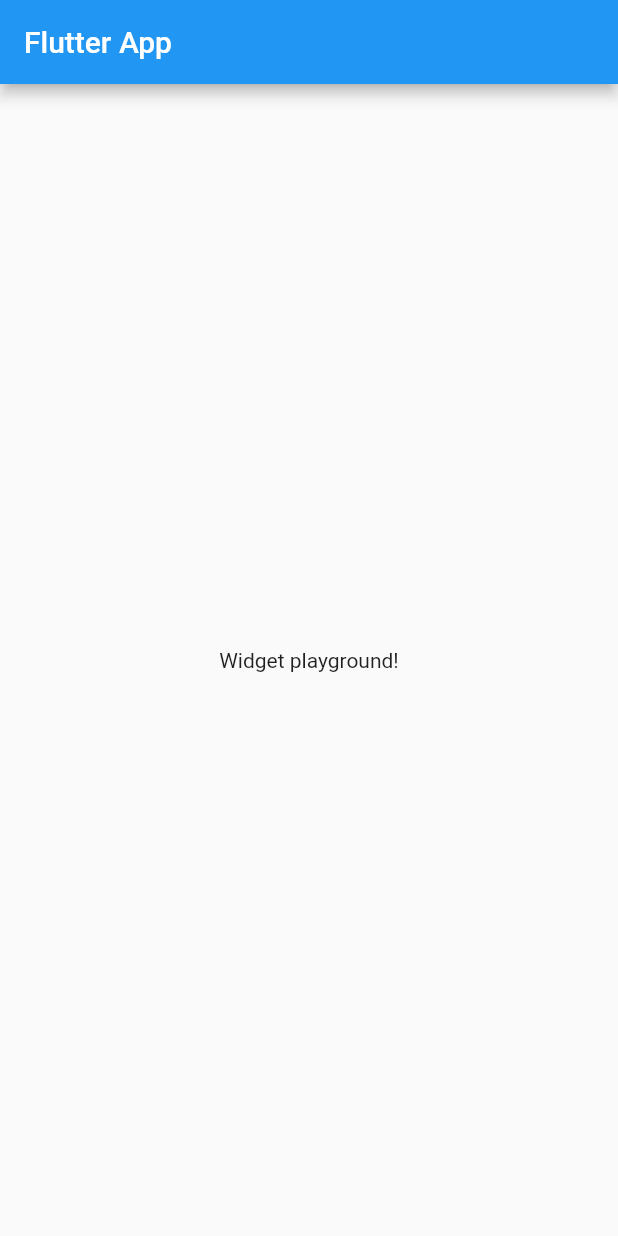
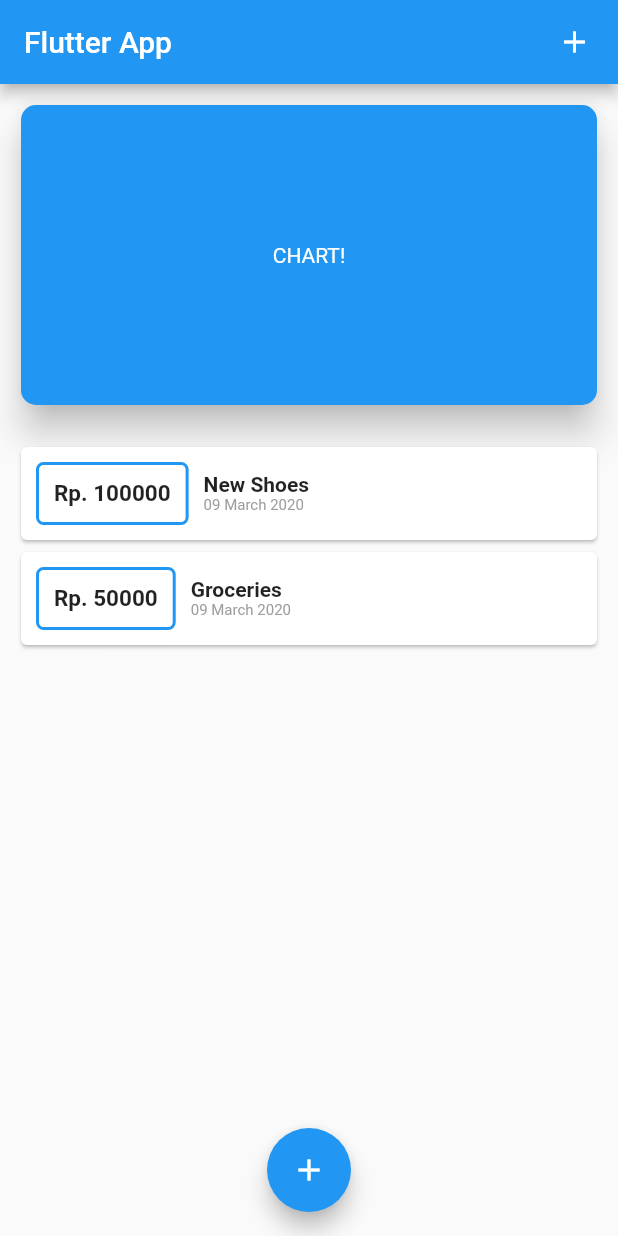
Before and after one commit to salomohutapea/expense-app, a Flutter app: the screen it shows after launch, on a phone screen of 412 x 824 dp. Run offline on Flutter 3.47's test engine with Material 2 defaults, Android fonts, the phone set to English and light mode, and no system bars.

```diff
--- a/lib/main.dart
+++ b/lib/main.dart
@@ -1,6 +1,11 @@
+import 'package:expense_planner/models/transaction_list.dart';
+import 'package:expense_planner/widgets/transaction.dart';
+import './models/transaction_list.dart';
 import 'package:flutter/material.dart';
+import './widgets/new_transaction.dart';
 
 void main() => runApp(MyApp());
+
 
 class MyApp extends StatelessWidget {
   @override
@@ -12,15 +17,103 @@ class MyApp extends StatelessWidget {
   }
 }
 
-class MyHomePage extends StatelessWidget {
+class MyHomePage extends StatefulWidget {
+  State<StatefulWidget> createState() => new _MyAppState();
+}
+
+class _MyAppState extends State<MyHomePage> {
+  final List<Transaction> _userTransactions = [
+    Transaction(
+      id: 't1',
+      title: 'New Shoes',
+      amount: 100000,
+      date: DateTime.now(),
+    ),
+    Transaction(
+      id: 't2',
+      title: 'Groceries',
+      amount: 50000,
+      date: DateTime.now(),
+    ),
+  ];
+
+  void _addNewTransaction(String txTitle, double txAmount) {
+    final newTx = Transaction(
+      title: txTitle,
+      amount: txAmount,
+      date: DateTime.now(),
+      id: DateTime.now().toString(),
+    );
+
+    setState(() {
+      _userTransactions.add(newTx);
+    });
+  }
+
+  void _startAddNewTransaction(BuildContext ctx) {
+    showModalBottomSheet(
+      context: ctx,
+      builder: (_) {
+        return GestureDetector(
+          onTap: () {},
+          behavior: HitTestBehavior.opaque,
+          child: NewTransaction(_addNewTransaction),
+        );
+      },
+    );
+  }
+
   @override
   Widget build(BuildContext context) {
-    return Scaffold(
-      appBar: AppBar(
-        title: Text('Flutter App'),
-      ),
-      body: Center(
-        child: Text('Widget playground!'),
+    return MaterialApp(
+      home: Scaffold(
+        appBar: AppBar(
+          title: Text('Flutter App'),
+          actions: <Widget>[
+            IconButton(
+              icon: Icon(Icons.add, color: Colors.white),
+              padding: EdgeInsets.only(right: 10),
+              onPressed: () => _startAddNewTransaction(context),
+            )
+          ],
+        ),
+        body: SingleChildScrollView(
+          child: Column(
+            mainAxisAlignment: MainAxisAlignment.start,
+            children: <Widget>[
+              Container(
+                padding: EdgeInsets.all(10),
+                child: Card(
+                  color: Colors.blue[500],
+                  child: Container(
+                    width: double.infinity,
+                    height: 200,
+                    padding: EdgeInsets.symmetric(horizontal: 10, vertical: 10),
+                    child: Center(
+                      child: Text(
+                        'CHART!',
+                        style: new TextStyle(
+                          color: Colors.white,
+                          fontWeight: FontWeight.w400,
+                        ),
+                      ),
+                    ),
+                  ),
+                  elevation: 10,
+                  shape: new RoundedRectangleBorder(
+                    borderRadius: new BorderRadius.circular(10),
+                  ),
+                ),
+              ),
+              TransactionList(_userTransactions),
+            ],
+          ),
+        ),
+        floatingActionButtonLocation: FloatingActionButtonLocation.centerFloat,
+        floatingActionButton: FloatingActionButton(
+          child: Icon(Icons.add),
+          onPressed: () => _startAddNewTransaction(context),
+        ),
       ),
     );
   }
--- /dev/null
+++ b/lib/models/transaction_list.dart
@@ -0,0 +1,63 @@
+import 'package:flutter/material.dart';
+import 'package:intl/intl.dart';
+
+import '../widgets/transaction.dart';
+
+class TransactionList extends StatelessWidget {
+  final List<Transaction> transactions;
+  TransactionList(this.transactions);
+
+  @override
+  Widget build(BuildContext context) {
+    return Container(
+        padding: EdgeInsets.all(10),
+        height: 230,
+        child: ListView.builder(
+          itemBuilder: (ctx, index) {
+            return Card(
+              child: Row(
+                children: <Widget>[
+                  Container(
+                    decoration: BoxDecoration(
+                      border: Border.all(
+                        color: Colors.blue,
+                        width: 2,
+                      ),
+                      borderRadius: BorderRadius.circular(5),
+                    ),
+                    margin: EdgeInsets.all(10),
+                    padding: EdgeInsets.all(10),
+                    child: Text(
+                      'Rp. ${transactions[index].amount.toStringAsFixed(0)}',
+                      style: TextStyle(
+                        fontWeight: FontWeight.bold,
+                        fontSize: 15,
+                      ),
+                    ),
+                  ),
+                  Column(
+                    crossAxisAlignment: CrossAxisAlignment.start,
+                    children: <Widget>[
+                      Text(
+                        transactions[index].title,
+                        style: TextStyle(
+                          fontWeight: FontWeight.bold,
+                        ),
+                      ),
+                      Text(
+                        DateFormat('dd MMMM yyyy').format(transactions[index].date),
+                        style: TextStyle(
+                          fontSize: 10,
+                          color: Colors.grey,
+                        ),
+                      ),
+                    ],
+                  )
+                ],
+              ),
+            );
+          },
+          itemCount: transactions.length,
+        ));
+  }
+}
--- /dev/null
+++ b/lib/widgets/transaction.dart
@@ -0,0 +1,14 @@
+import 'package:flutter/cupertino.dart';
+
+class Transaction {
+  final String id;
+  final String title;
+  final double amount;
+  final DateTime date;
+
+  Transaction(
+      {@required this.id,
+      @required this.title,
+      @required this.amount,
+      @required this.date});
+}
--- a/pubspec.yaml
+++ b/pubspec.yaml
@@ -19,6 +19,7 @@ environment:
 dependencies:
   flutter:
     sdk: flutter
+  intl: ^0.16.1
 
   # The following adds the Cupertino Icons font to your application.
   # Use with the CupertinoIcons class for iOS style icons.
```
Also changed, not shown: lib/widgets/new_transaction.dart (added, +63 -0 lines), pubspec.lock.
